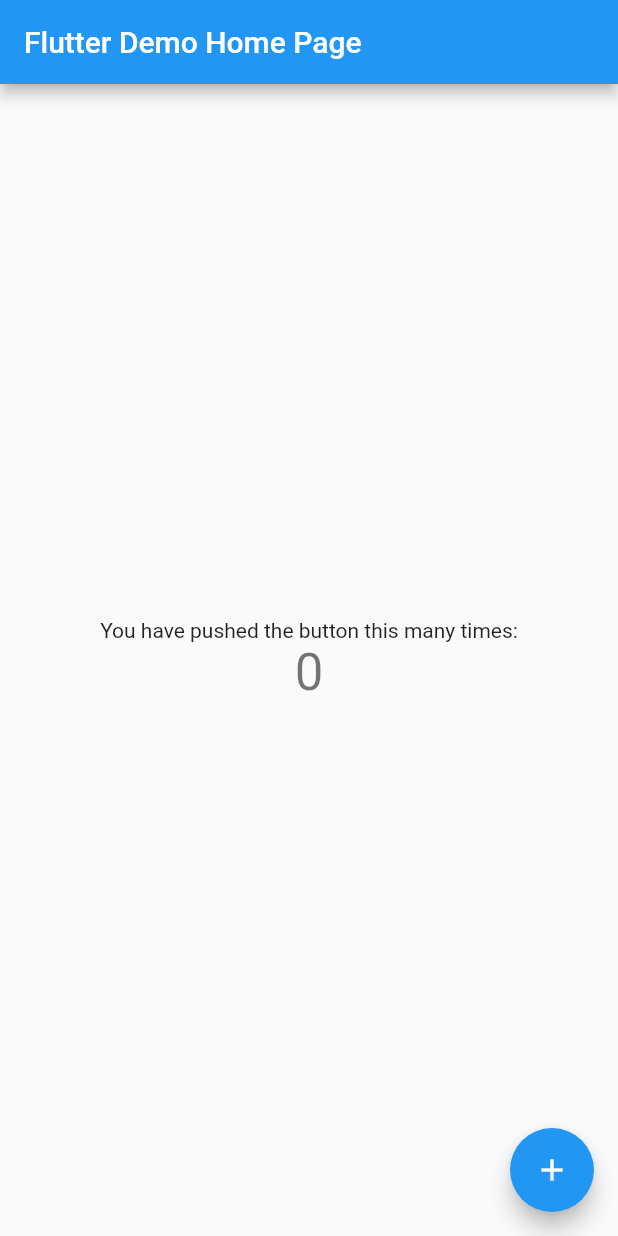
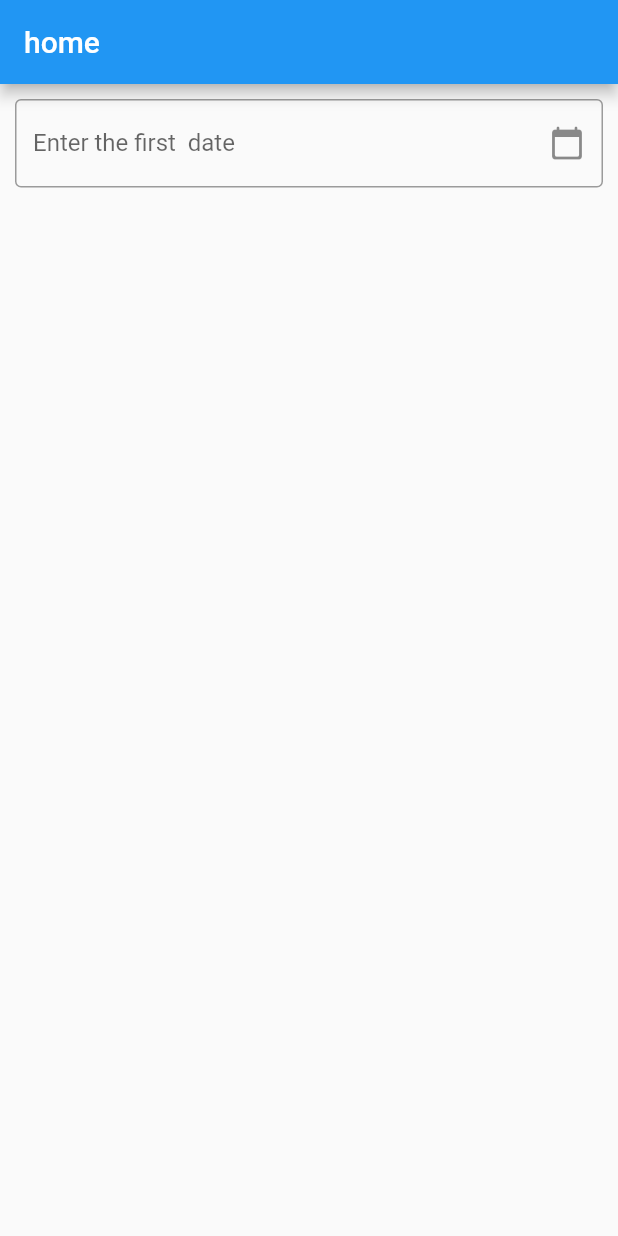
Before and after one commit to MohamedAli4080/Calculate_date_flutter, a Flutter app: the screen it shows after launch, on a phone screen of 412 x 824 dp. Run offline on Flutter 3.47's test engine with Material 2 defaults, Android fonts, the phone set to English and light mode, and no system bars.

Commit message:
Add home screen

```diff
--- /dev/null
+++ b/lib/home.dart
@@ -0,0 +1,38 @@
+import 'package:flutter/material.dart';
+
+class Home extends StatelessWidget {
+
+
+
+  @override
+  Widget build(BuildContext context) {
+    return Scaffold(
+      appBar: AppBar(
+        title: Text("home"),
+      ),
+      body: Container(
+        padding: EdgeInsets.symmetric(horizontal: 10, vertical: 10),
+        child: Column(
+          children: [
+            TextField(
+              readOnly: true,
+              decoration: InputDecoration(
+                border: OutlineInputBorder(),
+                labelText: "Enter the first  date",
+                suffixIcon: Icon(Icons.calendar_today_rounded),
+              ),
+              onTap: () {
+                showDatePicker(
+                  context: context,
+                  initialDate: DateTime.now(),
+                  firstDate: DateTime(2019, 1),
+                  lastDate: DateTime(2021, 12),
+                );
+              },
+            )
+          ],
+        ),
+      ),
+    );
+  }
+}
--- a/lib/main.dart
+++ b/lib/main.dart
@@ -1,4 +1,8 @@
+
+import 'package:cacluate_date/home.dart';
 import 'package:flutter/material.dart';
+
+
 
 void main() {
   runApp(MyApp());
@@ -11,103 +15,9 @@
     return MaterialApp(
       title: 'Flutter Demo',
       theme: ThemeData(
-        // This is the theme of your application.
-        //
-        // Try running your application with "flutter run". You'll see the
-        // application has a blue toolbar. Then, without quitting the app, try
-        // changing the primarySwatch below to Colors.green and then invoke
-        // "hot reload" (press "r" in the console where you ran "flutter run",
-        // or simply save your changes to "hot reload" in a Flutter IDE).
-        // Notice that the counter didn't reset back to zero; the application
-        // is not restarted.
         primarySwatch: Colors.blue,
       ),
-      home: MyHomePage(title: 'Flutter Demo Home Page'),
+      home: Home(),
     );
   }
 }
-
-class MyHomePage extends StatefulWidget {
-  MyHomePage({Key key, this.title}) : super(key: key);
-
-  // This widget is the home page of your application. It is stateful, meaning
-  // that it has a State object (defined below) that contains fields that affect
-  // how it looks.
-
-  // This class is the configuration for the state. It holds the values (in this
-  // case the title) provided by the parent (in this case the App widget) and
-  // used by the build method of the State. Fields in a Widget subclass are
-  // always marked "final".
-
-  final String title;
-
-  @override
-  _MyHomePageState createState() => _MyHomePageState();
-}
-
-class _MyHomePageState extends State<MyHomePage> {
-  int _counter = 0;
-
-  void _incrementCounter() {
-    setState(() {
-      // This call to setState tells the Flutter framework that something has
-      // changed in this State, which causes it to rerun the build method below
-      // so that the display can reflect the updated values. If we changed
-      // _counter without calling setState(), then the build method would not be
-      // called again, and so nothing would appear to happen.
-      _counter++;
-    });
-  }
-
-  @override
-  Widget build(BuildContext context) {
-    // This method is rerun every time setState is called, for instance as done
-    // by the _incrementCounter method above.
-    //
-    // The Flutter framework has been optimized to make rerunning build methods
-    // fast, so that you can just rebuild anything that needs updating rather
-    // than having to individually change instances of widgets.
-    return Scaffold(
-      appBar: AppBar(
-        // Here we take the value from the MyHomePage object that was created by
-        // the App.build method, and use it to set our appbar title.
-        title: Text(widget.title),
-      ),
-      body: Center(
-        // Center is a layout widget. It takes a single child and positions it
-        // in the middle of the parent.
-        child: Column(
-          // Column is also a layout widget. It takes a list of children and
-          // arranges them vertically. By default, it sizes itself to fit its
-          // children horizontally, and tries to be as tall as its parent.
-          //
-          // Invoke "debug painting" (press "p" in the console, choose the
-          // "Toggle Debug Paint" action from the Flutter Inspector in Android
-          // Studio, or the "Toggle Debug Paint" command in Visual Studio Code)
-          // to see the wireframe for each widget.
-          //
-          // Column has various properties to control how it sizes itself and
-          // how it positions its children. Here we use mainAxisAlignment to
-          // center the children vertically; the main axis here is the vertical
-          // axis because Columns are vertical (the cross axis would be
-          // horizontal).
-          mainAxisAlignment: MainAxisAlignment.center,
-          children: <Widget>[
-            Text(
-              'You have pushed the button this many times:',
-            ),
-            Text(
-              '$_counter',
-              style: Theme.of(context).textTheme.headline4,
-            ),
-          ],
-        ),
-      ),
-      floatingActionButton: FloatingActionButton(
-        onPressed: _incrementCounter,
-        tooltip: 'Increment',
-        child: Icon(Icons.add),
-      ), // This trailing comma makes auto-formatting nicer for build methods.
-    );
-  }
-}
```
